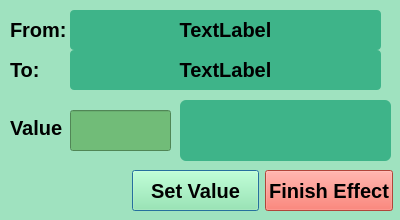
Qt form src/ValueInputDialog/valueinputdialog.ui (lazaropo/2EManager) before a commit.
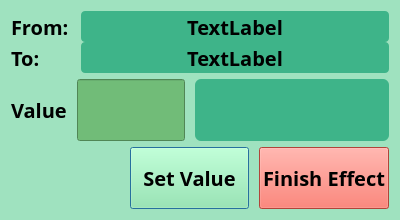
The same form after that commit.

The edit to the form file:
```diff
--- a/src/ValueInputDialog/valueinputdialog.ui
+++ b/src/ValueInputDialog/valueinputdialog.ui
@@ -53,27 +53,148 @@
 background-color: rgb(113,188,120);
 }</string>
   </property>
+  <layout class="QVBoxLayout" name="verticalLayout">
+   <item>
+    <layout class="QGridLayout" name="gridLayout">
+     <property name="horizontalSpacing">
+      <number>10</number>
+     </property>
+     <property name="verticalSpacing">
+      <number>0</number>
+     </property>
+     <item row="0" column="0">
+      <widget class="QLabel" name="label_from">
+       <property name="maximumSize">
+        <size>
+         <width>60</width>
+         <height>40</height>
+        </size>
+       </property>
+       <property name="font">
+        <font>
+         <family>Open Sans</family>
+         <pointsize>-1</pointsize>
+         <italic>false</italic>
+         <bold>true</bold>
+        </font>
+       </property>
+       <property name="text">
+        <string>From:</string>
+       </property>
+      </widget>
+     </item>
+     <item row="1" column="0">
+      <widget class="QLabel" name="label_to">
+       <property name="maximumSize">
+        <size>
+         <width>60</width>
+         <height>40</height>
+        </size>
+       </property>
+       <property name="font">
+        <font>
+         <family>Open Sans</family>
+         <pointsize>-1</pointsize>
+         <italic>false</italic>
+         <bold>true</bold>
+        </font>
+       </property>
+       <property name="text">
+        <string>To:</string>
+       </property>
+      </widget>
+     </item>
+     <item row="0" column="1">
+      <widget class="QLabel" name="label_from_name">
+       <property name="font">
+        <font>
+         <family>Open Sans</family>
+         <pointsize>-1</pointsize>
+         <italic>false</italic>
+         <bold>true</bold>
+        </font>
+       </property>
+       <property name="text">
+        <string>TextLabel</string>
+       </property>
+       <property name="alignment">
+        <set>Qt::AlignmentFlag::AlignCenter</set>
+       </property>
+      </widget>
+     </item>
+     <item row="1" column="1">
+      <widget class="QLabel" name="label_to_name">
+       <property name="font">
+        <font>
+         <family>Open Sans</family>
+         <pointsize>-1</pointsize>
+         <italic>false</italic>
+         <bold>true</bold>
+        </font>
+       </property>
+       <property name="text">
+        <string>TextLabel</string>
+       </property>
+       <property name="alignment">
+        <set>Qt::AlignmentFlag::AlignCenter</set>
+       </property>
+      </widget>
+     </item>
+    </layout>
+   </item>
+   <item>
+    <layout class="QHBoxLayout" name="horizontalLayout_2">
+     <property name="spacing">
+      <number>10</number>
+     </property>
+     <item>
+      <widget class="QLabel" name="label_value">
+       <property name="font">
+        <font>
+         <family>Open Sans</family>
+         <pointsize>-1</pointsize>
+         <italic>false</italic>
+         <bold>true</bold>
+        </font>
+       </property>
+       <property name="text">
+        <string>Value</string>
+       </property>
+      </widget>
+     </item>
+     <item>
   <widget class="QLineEdit" name="lineEdit">
-   <property name="geometry">
-    <rect>
-     <x>70</x>
-     <y>110</y>
-     <width>101</width>
-     <height>41</height>
-    </rect>
+       <property name="sizePolicy">
+        <sizepolicy hsizetype="Minimum" vsizetype="Minimum">
+         <horstretch>0</horstretch>
+         <verstretch>0</verstretch>
+        </sizepolicy>
+       </property>
+       <property name="font">
+        <font>
+         <family>Open Sans</family>
+        </font>
    </property>
    <property name="alignment">
-    <set>Qt::AlignCenter</set>
-   </property>
-  </widget>
+        <set>Qt::AlignmentFlag::AlignCenter</set>
+       </property>
+      </widget>
+     </item>
+     <item>
   <widget class="QLabel" name="label_name">
-   <property name="geometry">
-    <rect>
-     <x>180</x>
-     <y>100</y>
-     <width>211</width>
-     <height>61</height>
-    </rect>
+       <property name="sizePolicy">
+        <sizepolicy hsizetype="MinimumExpanding" vsizetype="Minimum">
+         <horstretch>0</horstretch>
+         <verstretch>0</verstretch>
+        </sizepolicy>
+       </property>
+       <property name="font">
+        <font>
+         <family>Open Sans</family>
+         <pointsize>-1</pointsize>
+         <italic>false</italic>
+         <bold>true</bold>
+        </font>
    </property>
    <property name="styleSheet">
     <string notr="true"/>
@@ -82,48 +203,46 @@
     <string/>
    </property>
    <property name="alignment">
-    <set>Qt::AlignCenter</set>
-   </property>
-  </widget>
-  <widget class="QLabel" name="label_value">
-   <property name="geometry">
-    <rect>
-     <x>10</x>
-     <y>110</y>
-     <width>61</width>
-     <height>36</height>
-    </rect>
-   </property>
-   <property name="font">
-    <font>
-     <family>Ubuntu</family>
-     <pointsize>-1</pointsize>
-     <italic>false</italic>
-     <bold>true</bold>
-    </font>
-   </property>
-   <property name="text">
-    <string>Value</string>
-   </property>
-  </widget>
-  <widget class="QWidget" name="layoutWidget">
-   <property name="geometry">
-    <rect>
-     <x>132</x>
-     <y>170</y>
-     <width>261</width>
-     <height>41</height>
-    </rect>
-   </property>
+        <set>Qt::AlignmentFlag::AlignCenter</set>
+       </property>
+      </widget>
+     </item>
+    </layout>
+   </item>
+   <item>
    <layout class="QHBoxLayout" name="horizontalLayout">
+     <property name="spacing">
+      <number>10</number>
+     </property>
+     <item>
+      <spacer name="horizontalSpacer">
+       <property name="orientation">
+        <enum>Qt::Orientation::Horizontal</enum>
+       </property>
+       <property name="sizeHint" stdset="0">
+        <size>
+         <width>40</width>
+         <height>20</height>
+        </size>
+       </property>
+      </spacer>
+     </item>
     <item>
      <widget class="QPushButton" name="pushButton_accept">
       <property name="sizePolicy">
-       <sizepolicy hsizetype="Minimum" vsizetype="Preferred">
+        <sizepolicy hsizetype="MinimumExpanding" vsizetype="Preferred">
         <horstretch>0</horstretch>
         <verstretch>0</verstretch>
        </sizepolicy>
       </property>
+       <property name="font">
+        <font>
+         <family>Open Sans</family>
+         <pointsize>-1</pointsize>
+         <italic>false</italic>
+         <bold>true</bold>
+        </font>
+       </property>
       <property name="styleSheet">
        <string notr="true">QPushButton{
 	background-color: rgb(143, 240, 164);
@@ -137,11 +256,19 @@
     <item>
      <widget class="QPushButton" name="pushButton_finish">
       <property name="sizePolicy">
-       <sizepolicy hsizetype="Minimum" vsizetype="Preferred">
+        <sizepolicy hsizetype="MinimumExpanding" vsizetype="Preferred">
         <horstretch>0</horstretch>
         <verstretch>0</verstretch>
        </sizepolicy>
       </property>
+       <property name="font">
+        <font>
+         <family>Open Sans</family>
+         <pointsize>-1</pointsize>
+         <italic>false</italic>
+         <bold>true</bold>
+        </font>
+       </property>
       <property name="styleSheet">
        <string notr="true">QPushButton{
 	background-color: rgb(246, 97, 81);
@@ -153,96 +280,8 @@
      </widget>
     </item>
    </layout>
-  </widget>
-  <widget class="QWidget" name="layoutWidget">
-   <property name="geometry">
-    <rect>
-     <x>10</x>
-     <y>10</y>
-     <width>371</width>
-     <height>81</height>
-    </rect>
-   </property>
-   <layout class="QGridLayout" name="gridLayout">
-    <property name="spacing">
-     <number>0</number>
-    </property>
-    <item row="0" column="0">
-     <widget class="QLabel" name="label_from">
-      <property name="maximumSize">
-       <size>
-        <width>60</width>
-        <height>40</height>
-       </size>
-      </property>
-      <property name="font">
-       <font>
-        <pointsize>-1</pointsize>
-        <italic>false</italic>
-        <bold>true</bold>
-       </font>
-      </property>
-      <property name="text">
-       <string>From:</string>
-      </property>
-     </widget>
-    </item>
-    <item row="0" column="1">
-     <widget class="QLabel" name="label_from_name">
-      <property name="font">
-       <font>
-        <pointsize>-1</pointsize>
-        <italic>false</italic>
-        <bold>true</bold>
-       </font>
-      </property>
-      <property name="text">
-       <string>TextLabel</string>
-      </property>
-      <property name="alignment">
-       <set>Qt::AlignCenter</set>
-      </property>
-     </widget>
-    </item>
-    <item row="1" column="0">
-     <widget class="QLabel" name="label_to">
-      <property name="maximumSize">
-       <size>
-        <width>60</width>
-        <height>40</height>
-       </size>
-      </property>
-      <property name="font">
-       <font>
-        <pointsize>-1</pointsize>
-        <italic>false</italic>
-        <bold>true</bold>
-       </font>
-      </property>
-      <property name="text">
-       <string>To:</string>
-      </property>
-     </widget>
-    </item>
-    <item row="1" column="1">
-     <widget class="QLabel" name="label_to_name">
-      <property name="font">
-       <font>
-        <pointsize>-1</pointsize>
-        <italic>false</italic>
-        <bold>true</bold>
-       </font>
-      </property>
-      <property name="text">
-       <string>TextLabel</string>
-      </property>
-      <property name="alignment">
-       <set>Qt::AlignCenter</set>
-      </property>
-     </widget>
-    </item>
-   </layout>
-  </widget>
+   </item>
+  </layout>
  </widget>
  <resources/>
  <connections/>
```
Lines whose indentation alone changed are shown as unchanged.
